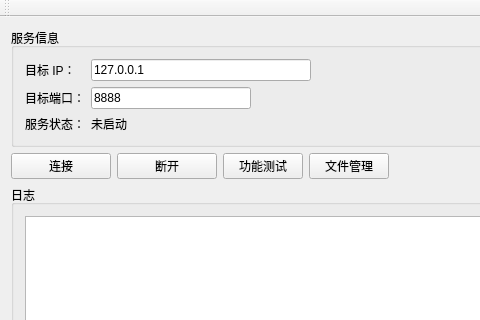
Above: Qt_Remote/client/Qt_Remote.ui from 91xrz/Qt_Remote before the change; both pictures show x 0 to 480 and y 0 to 320 of the 640 by 480 pixel window. Below: the same form after it.
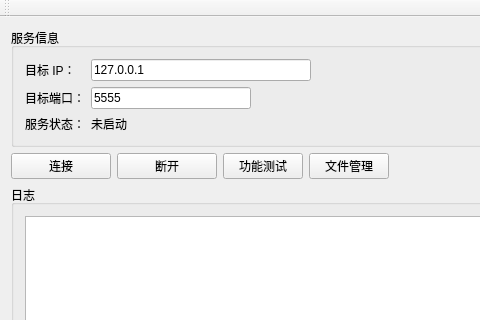
That is the form after the change.

```diff
--- a/Qt_Remote/client/Qt_Remote.ui
+++ b/Qt_Remote/client/Qt_Remote.ui
@@ -57,7 +57,7 @@
           </size>
          </property>
          <property name="text">
-          <string>8888</string>
+          <string>5555</string>
          </property>
         </widget>
        </item>
```
Lines whose indentation alone changed are shown as unchanged.
